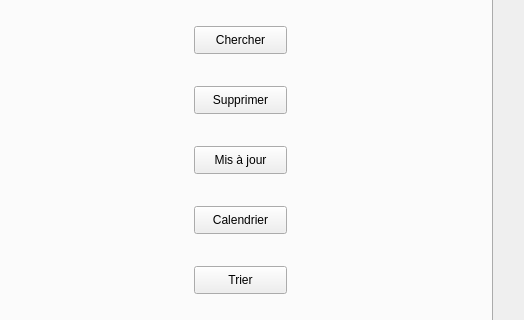
Qt form GestionEvenements/gestionevenements.ui (NarimenAz/SmartPark2A25) before a commit; both pictures show x 618 to 1142 and y 140 to 460 of the 1142 by 693 pixel window.
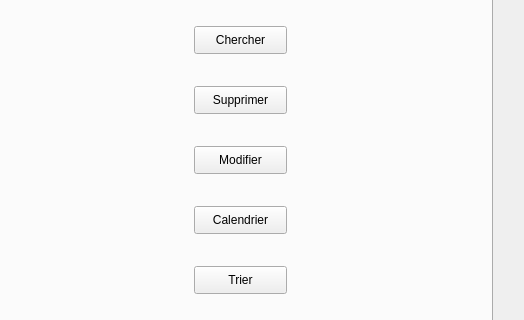
The same form after that commit.

What changed in the file:
```diff
--- a/GestionEvenements/gestionevenements.ui
+++ b/GestionEvenements/gestionevenements.ui
@@ -239,7 +239,7 @@
        <cursorShape>PointingHandCursor</cursorShape>
       </property>
       <property name="text">
-       <string>Mis à jour</string>
+       <string>Modifier</string>
       </property>
      </widget>
      <widget class="QPushButton" name="pushButton_5">
```
Left out of the diff: 2 changed lines with no effect on the pictures.
